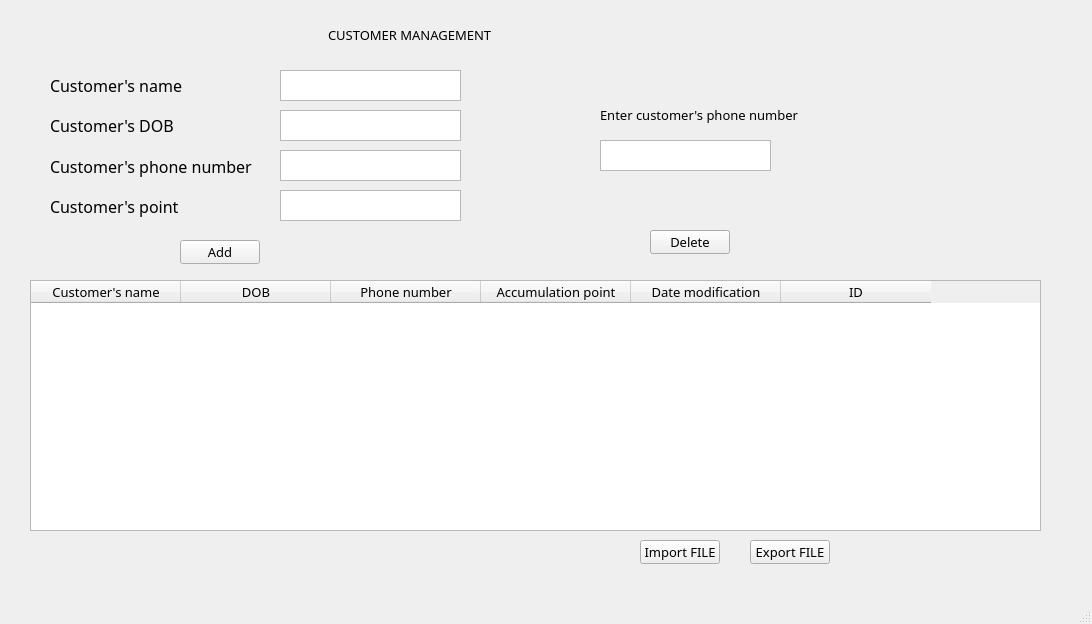
Before: the Qt Designer form my_customer.ui in ngxx-fus/minisupermarket_management_proj, drawn with Qt 5.
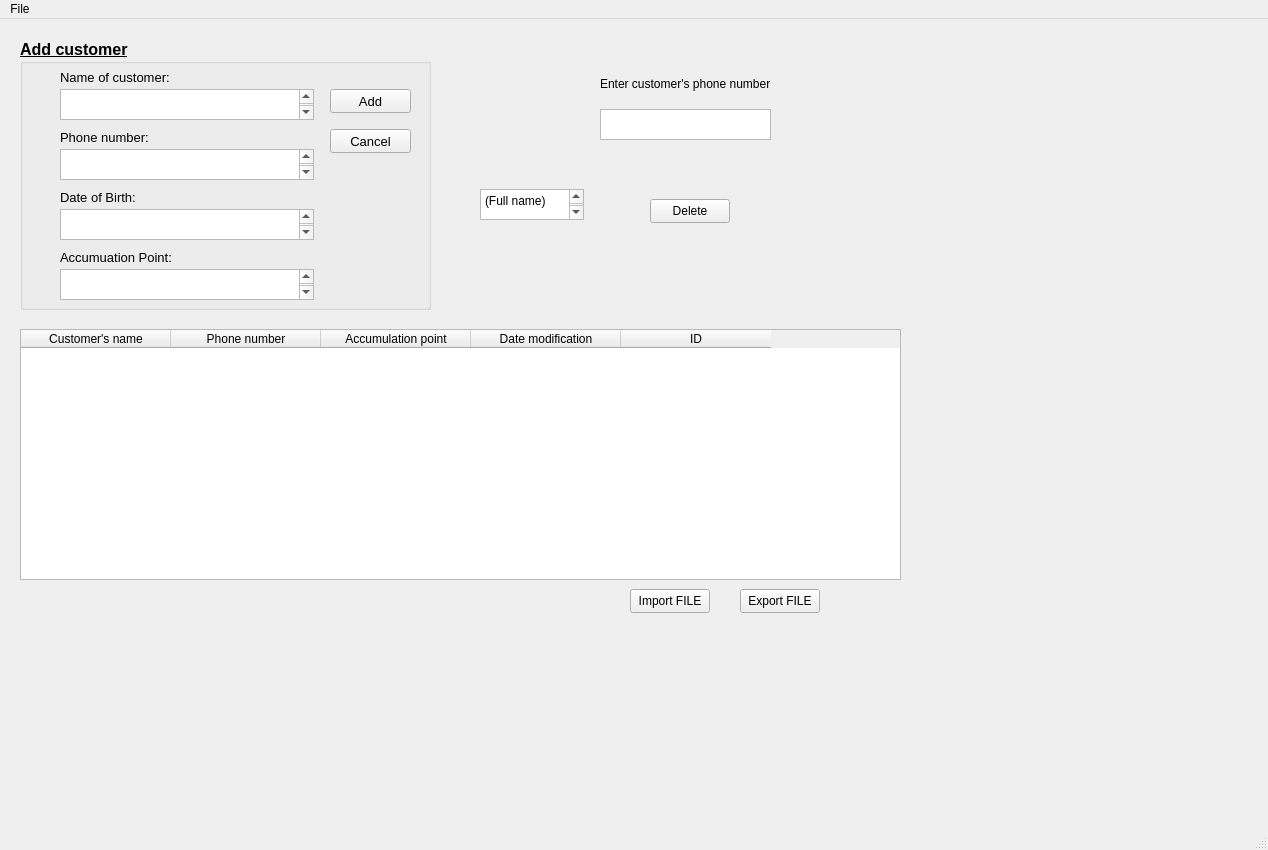
After: the same form once the commit is applied. Icons and pictures are not drawn.

Patch:
```diff
--- a/my_customer.ui
+++ b/my_customer.ui
@@ -6,17 +6,10 @@
    <rect>
     <x>0</x>
     <y>0</y>
-    <width>1092</width>
-    <height>624</height>
+    <width>1268</width>
+    <height>850</height>
    </rect>
   </property>
-  <property name="font">
-   <font>
-    <family>Futura Book</family>
-    <pointsize>10</pointsize>
-    <bold>false</bold>
-   </font>
-  </property>
   <property name="windowTitle">
    <string>my_customer</string>
   </property>
@@ -24,9 +17,9 @@
    <widget class="QTableWidget" name="tableWidget">
     <property name="geometry">
      <rect>
-      <x>30</x>
-      <y>280</y>
-      <width>1011</width>
+      <x>20</x>
+      <y>310</y>
+      <width>881</width>
       <height>251</height>
      </rect>
     </property>
@@ -38,11 +31,6 @@
       <string>Customer's name</string>
      </property>
     </column>
-    <column>
-     <property name="text">
-      <string>DOB</string>
-     </property>
-    </column>
     <column>
      <property name="text">
       <string>Phone number</string>
@@ -64,54 +52,11 @@
      </property>
     </column>
    </widget>
-   <widget class="QPushButton" name="pushButtonADD">
-    <property name="geometry">
-     <rect>
-      <x>180</x>
-      <y>240</y>
-      <width>80</width>
-      <height>24</height>
-     </rect>
-    </property>
-    <property name="text">
-     <string>Add</string>
-    </property>
-   </widget>
-   <widget class="QTextEdit" name="textEditName">
-    <property name="geometry">
-     <rect>
-      <x>280</x>
-      <y>70</y>
-      <width>181</width>
-      <height>31</height>
-     </rect>
-    </property>
-   </widget>
-   <widget class="QTextEdit" name="textEditPhoneNumber">
-    <property name="geometry">
-     <rect>
-      <x>280</x>
-      <y>150</y>
-      <width>181</width>
-      <height>31</height>
-     </rect>
-    </property>
-   </widget>
-   <widget class="QTextEdit" name="textEditPoint">
-    <property name="geometry">
-     <rect>
-      <x>280</x>
-      <y>190</y>
-      <width>181</width>
-      <height>31</height>
-     </rect>
-    </property>
-   </widget>
    <widget class="QPushButton" name="pushButtonExportFile">
     <property name="geometry">
      <rect>
-      <x>750</x>
-      <y>540</y>
+      <x>740</x>
+      <y>570</y>
       <width>80</width>
       <height>24</height>
      </rect>
@@ -123,8 +68,8 @@
    <widget class="QPushButton" name="pushButtonImportFile">
     <property name="geometry">
      <rect>
-      <x>640</x>
-      <y>540</y>
+      <x>630</x>
+      <y>570</y>
       <width>80</width>
       <height>24</height>
      </rect>
@@ -133,89 +78,11 @@
      <string>Import FILE</string>
     </property>
    </widget>
-   <widget class="QWidget" name="layoutWidget">
-    <property name="geometry">
-     <rect>
-      <x>50</x>
-      <y>70</y>
-      <width>221</width>
-      <height>151</height>
-     </rect>
-    </property>
-    <property name="font">
-     <font>
-      <family>Futura Book</family>
-      <pointsize>12</pointsize>
-      <bold>false</bold>
-     </font>
-    </property>
-    <layout class="QVBoxLayout" name="verticalLayout">
-     <property name="spacing">
-      <number>10</number>
-     </property>
-     <item>
-      <widget class="QLabel" name="label">
-       <property name="font">
-        <font>
-         <family>Futura Book</family>
-         <pointsize>12</pointsize>
-         <bold>false</bold>
-        </font>
-       </property>
-       <property name="text">
-        <string>Customer's name</string>
-       </property>
-      </widget>
-     </item>
-     <item>
-      <widget class="QLabel" name="label_6">
-       <property name="font">
-        <font>
-         <family>Futura Book</family>
-         <pointsize>12</pointsize>
-         <bold>false</bold>
-        </font>
-       </property>
-       <property name="text">
-        <string>Customer's DOB</string>
-       </property>
-      </widget>
-     </item>
-     <item>
-      <widget class="QLabel" name="label_2">
-       <property name="font">
-        <font>
-         <family>Futura Book</family>
-         <pointsize>12</pointsize>
-         <bold>false</bold>
-        </font>
-       </property>
-       <property name="text">
-        <string>Customer's phone number</string>
-       </property>
-      </widget>
-     </item>
-     <item>
-      <widget class="QLabel" name="label_3">
-       <property name="font">
-        <font>
-         <family>Futura Book</family>
-         <pointsize>12</pointsize>
-         <bold>false</bold>
-        </font>
-       </property>
-       <property name="text">
-        <string>Customer's point</string>
-       </property>
-      </widget>
-     </item>
-    </layout>
-   </widget>
    <widget class="QTextEdit" name="textEditPhoneNumberDelete">
     <property name="geometry">
      <rect>
       <x>600</x>
-      <y>140</y>
+      <y>90</y>
       <width>171</width>
       <height>31</height>
      </rect>
@@ -225,7 +92,7 @@
     <property name="geometry">
      <rect>
       <x>650</x>
-      <y>230</y>
+      <y>180</y>
       <width>80</width>
       <height>24</height>
      </rect>
@@ -238,7 +105,7 @@
     <property name="geometry">
      <rect>
       <x>600</x>
-      <y>100</y>
+      <y>50</y>
       <width>201</width>
       <height>30</height>
      </rect>
@@ -247,28 +114,283 @@
      <string>Enter customer's phone number</string>
     </property>
    </widget>
-   <widget class="QLabel" name="label_5">
+   <widget class="QGroupBox" name="groupBox_ADD_CUS">
     <property name="geometry">
      <rect>
-      <x>328</x>
+      <x>20</x>
       <y>20</y>
-      <width>251</width>
-      <height>30</height>
+      <width>411</width>
+      <height>271</height>
      </rect>
     </property>
-    <property name="text">
-     <string>CUSTOMER MANAGEMENT</string>
+    <property name="font">
+     <font>
+      <family>Arial</family>
+      <pointsize>12</pointsize>
+      <italic>false</italic>
+      <bold>true</bold>
+      <underline>true</underline>
+      <strikeout>false</strikeout>
+      <kerning>true</kerning>
+     </font>
     </property>
+    <property name="title">
+     <string>Add customer</string>
+    </property>
+    <property name="flat">
+     <bool>false</bool>
+    </property>
+    <property name="checkable">
+     <bool>false</bool>
+    </property>
+    <widget class="QLabel" name="label">
+     <property name="geometry">
+      <rect>
+       <x>40</x>
+       <y>30</y>
+       <width>119</width>
+       <height>16</height>
+      </rect>
+     </property>
+     <property name="font">
+      <font>
+       <family>Arial</family>
+       <pointsize>10</pointsize>
+       <italic>false</italic>
+       <bold>false</bold>
+       <underline>false</underline>
+       <strikeout>false</strikeout>
+       <kerning>true</kerning>
+      </font>
+     </property>
+     <property name="text">
+      <string>Name of customer:</string>
+     </property>
+     <property name="scaledContents">
+      <bool>false</bool>
+     </property>
+     <property name="wordWrap">
+      <bool>false</bool>
+     </property>
+    </widget>
+    <widget class="QTextEdit" name="textEditName">
+     <property name="geometry">
+      <rect>
+       <x>40</x>
+       <y>50</y>
+       <width>254</width>
+       <height>31</height>
+      </rect>
+     </property>
+     <property name="font">
+      <font>
+       <family>Futura Book</family>
+       <pointsize>12</pointsize>
+       <italic>false</italic>
+       <bold>false</bold>
+       <underline>true</underline>
+       <strikeout>false</strikeout>
+       <kerning>true</kerning>
+      </font>
+     </property>
+    </widget>
+    <widget class="QLabel" name="label_2">
+     <property name="geometry">
+      <rect>
+       <x>40</x>
+       <y>90</y>
+       <width>94</width>
+       <height>16</height>
+      </rect>
+     </property>
+     <property name="font">
+      <font>
+       <family>Arial</family>
+       <pointsize>10</pointsize>
+       <italic>false</italic>
+       <bold>false</bold>
+       <underline>false</underline>
+       <strikeout>false</strikeout>
+       <kerning>true</kerning>
+      </font>
+     </property>
+     <property name="text">
+      <string>Phone number:</string>
+     </property>
+    </widget>
+    <widget class="QTextEdit" name="textEditPhoneNumber">
+     <property name="geometry">
+      <rect>
+       <x>40</x>
+       <y>110</y>
+       <width>254</width>
+       <height>31</height>
+      </rect>
+     </property>
+     <property name="font">
+      <font>
+       <family>Futura Book</family>
+       <pointsize>12</pointsize>
+       <italic>false</italic>
+       <bold>false</bold>
+       <underline>true</underline>
+       <strikeout>false</strikeout>
+       <kerning>true</kerning>
+      </font>
+     </property>
+    </widget>
+    <widget class="QTextEdit" name="textEditPoint">
+     <property name="geometry">
+      <rect>
+       <x>40</x>
+       <y>170</y>
+       <width>254</width>
+       <height>31</height>
+      </rect>
+     </property>
+     <property name="font">
+      <font>
+       <family>Futura Book</family>
+       <pointsize>12</pointsize>
+       <italic>false</italic>
+       <bold>false</bold>
+       <underline>true</underline>
+       <strikeout>false</strikeout>
+       <kerning>true</kerning>
+      </font>
+     </property>
+    </widget>
+    <widget class="QLabel" name="label_3">
+     <property name="geometry">
+      <rect>
+       <x>40</x>
+       <y>150</y>
+       <width>131</width>
+       <height>16</height>
+      </rect>
+     </property>
+     <property name="font">
+      <font>
+       <family>Arial</family>
+       <pointsize>10</pointsize>
+       <italic>false</italic>
+       <bold>false</bold>
+       <underline>false</underline>
+       <strikeout>false</strikeout>
+       <kerning>true</kerning>
+      </font>
+     </property>
+     <property name="text">
+      <string>Date of Birth:</string>
+     </property>
+    </widget>
+    <widget class="QPushButton" name="pushButtonADD">
+     <property name="geometry">
+      <rect>
+       <x>310</x>
+       <y>50</y>
+       <width>81</width>
+       <height>24</height>
+      </rect>
+     </property>
+     <property name="font">
+      <font>
+       <family>Arial</family>
+       <pointsize>10</pointsize>
+       <italic>false</italic>
+       <bold>false</bold>
+       <underline>false</underline>
+       <strikeout>false</strikeout>
+       <kerning>true</kerning>
+      </font>
+     </property>
+     <property name="text">
+      <string>Add</string>
+     </property>
+    </widget>
+    <widget class="QPushButton" name="pushButtonCancel">
+     <property name="geometry">
+      <rect>
+       <x>310</x>
+       <y>90</y>
+       <width>81</width>
+       <height>24</height>
+      </rect>
+     </property>
+     <property name="font">
+      <font>
+       <family>Arial</family>
+       <pointsize>10</pointsize>
+       <italic>false</italic>
+       <bold>false</bold>
+       <underline>false</underline>
+       <strikeout>false</strikeout>
+       <kerning>true</kerning>
+      </font>
+     </property>
+     <property name="text">
+      <string>Cancel</string>
+     </property>
+    </widget>
+    <widget class="QTextEdit" name="textEditDOB">
+     <property name="geometry">
+      <rect>
+       <x>40</x>
+       <y>230</y>
+       <width>254</width>
+       <height>31</height>
+      </rect>
+     </property>
+     <property name="font">
+      <font>
+       <family>Futura Book</family>
+       <pointsize>12</pointsize>
+       <italic>false</italic>
+       <bold>false</bold>
+       <underline>true</underline>
+       <strikeout>false</strikeout>
+       <kerning>true</kerning>
+      </font>
+     </property>
+    </widget>
+    <widget class="QLabel" name="label_5">
+     <property name="geometry">
+      <rect>
+       <x>40</x>
+       <y>210</y>
+       <width>131</width>
+       <height>16</height>
+      </rect>
+     </property>
+     <property name="font">
+      <font>
+       <family>Arial</family>
+       <pointsize>10</pointsize>
+       <italic>false</italic>
+       <bold>false</bold>
+       <underline>false</underline>
+       <strikeout>false</strikeout>
+       <kerning>true</kerning>
+      </font>
+     </property>
+     <property name="text">
+      <string>Accumuation Point:</string>
+     </property>
+    </widget>
    </widget>
-   <widget class="QTextEdit" name="textEditDOB">
+   <widget class="QPlainTextEdit" name="plainTextEdit">
     <property name="geometry">
      <rect>
-      <x>280</x>
-      <y>110</y>
-      <width>181</width>
+      <x>480</x>
+      <y>170</y>
+      <width>104</width>
       <height>31</height>
      </rect>
     </property>
+    <property name="plainText">
+     <string>(Full name)
+</string>
+    </property>
    </widget>
   </widget>
   <widget class="QMenuBar" name="menubar">
@@ -276,10 +398,18 @@
     <rect>
      <x>0</x>
      <y>0</y>
-     <width>1092</width>
-     <height>22</height>
+     <width>1268</width>
+     <height>21</height>
     </rect>
    </property>
+   <widget class="QMenu" name="menuRefrence">
+    <property name="title">
+     <string>File</string>
+    </property>
+    <addaction name="actionImport_season"/>
+    <addaction name="actionExport_season"/>
+   </widget>
+   <addaction name="menuRefrence"/>
   </widget>
   <widget class="QStatusBar" name="statusbar"/>
  </widget>
```
Left out of the diff: 36 changed lines with no effect on the pictures.
